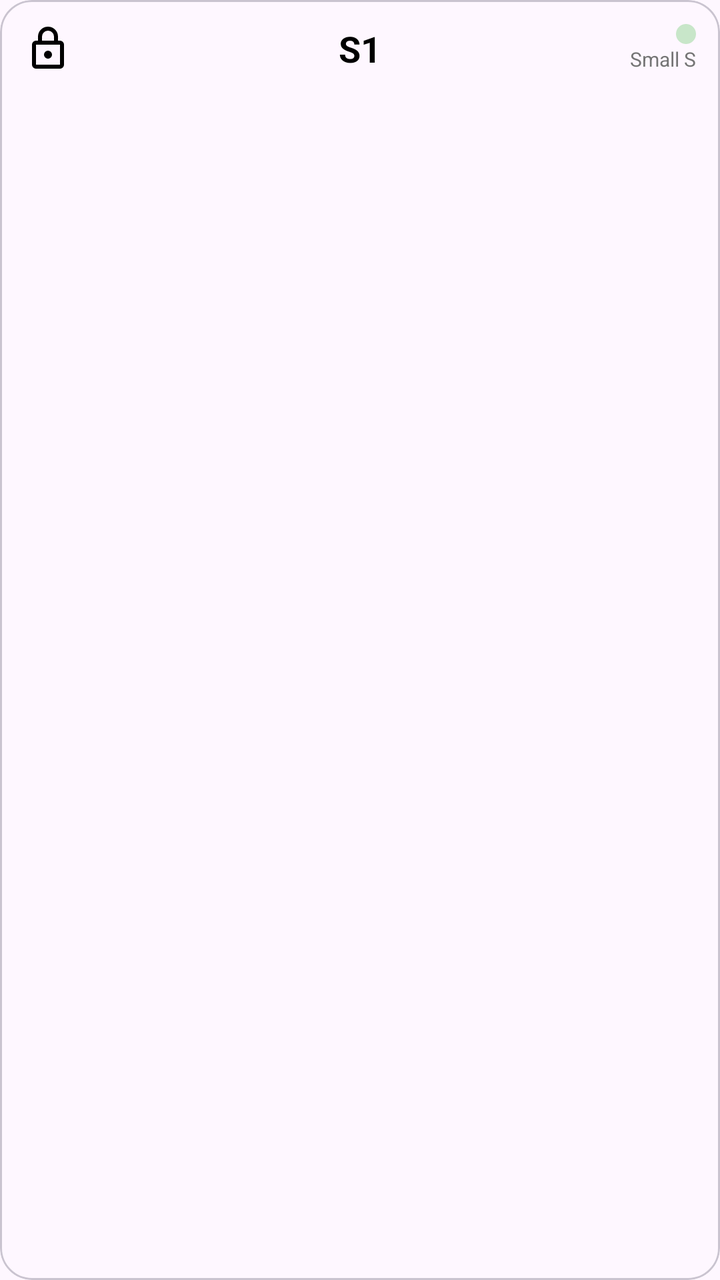
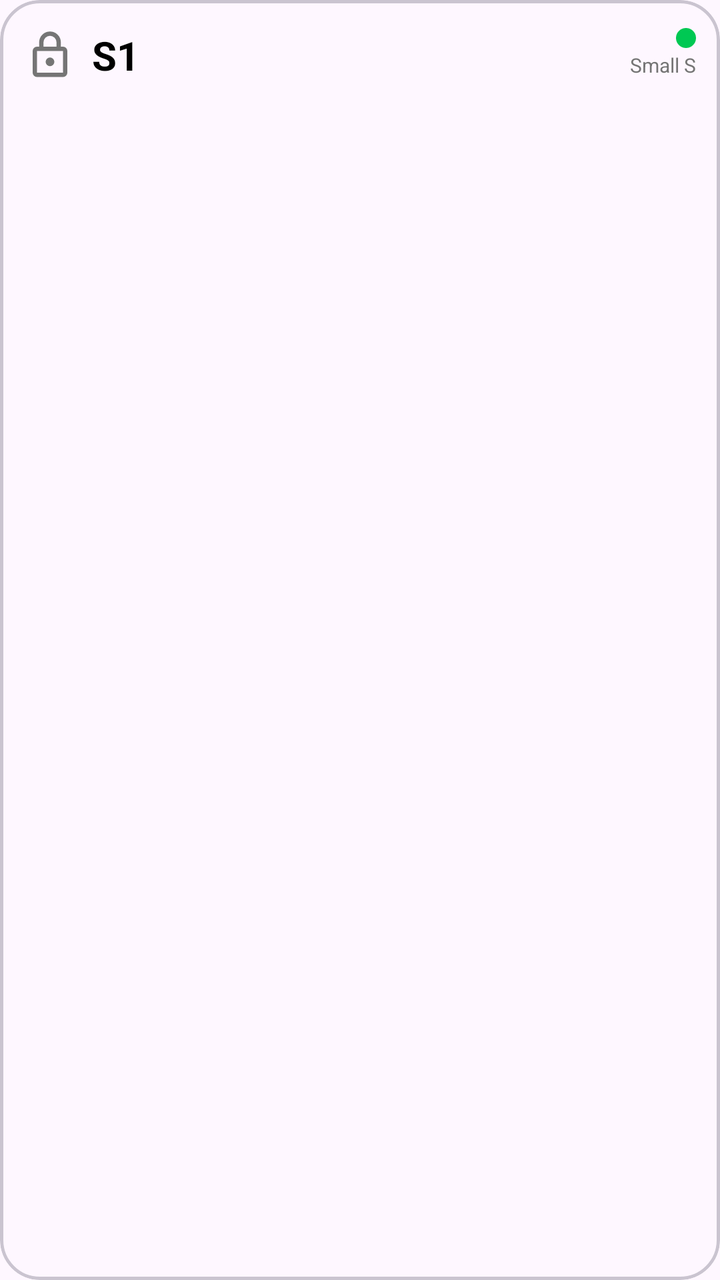

Compare the two renders of this Android layout. The source of the first and the diff that turns it into the second are given below.
<!-- AndroidManifest.xml: application theme Theme.CostumerCoinCubby -->
<!-- res/layout/item_locker.xml -->
<?xml version="1.0" encoding="utf-8"?>
<com.google.android.material.card.MaterialCardView xmlns:android="http://schemas.android.com/apk/res/android"
    xmlns:app="http://schemas.android.com/apk/res-auto"
    android:id="@+id/locker_card"
    android:layout_width="match_parent"
    android:layout_height="wrap_content"
    android:layout_margin="8dp"
    app:cardCornerRadius="16dp"
    app:cardElevation="0dp"
    app:strokeWidth="1dp">

    <androidx.constraintlayout.widget.ConstraintLayout
        android:layout_width="match_parent"
        android:layout_height="wrap_content"
        android:padding="12dp">

        <ImageView
            android:id="@+id/locker_status_dot"
            android:layout_width="10dp"
            android:layout_height="10dp"
            android:background="@drawable/circle_bg"
            app:layout_constraintEnd_toEndOf="parent"
            app:layout_constraintTop_toTopOf="parent" />

        <ImageView
            android:id="@+id/locker_icon"
            android:layout_width="24dp"
            android:layout_height="24dp"
            android:src="@drawable/ic_locker"
            app:layout_constraintBottom_toBottomOf="parent"
            app:layout_constraintStart_toStartOf="parent"
            app:layout_constraintTop_toTopOf="parent" />

        <TextView
            android:id="@+id/locker_id"
            android:layout_width="wrap_content"
            android:layout_height="wrap_content"
            android:text="S1"
            android:textColor="@color/black"
            android:textSize="18sp"
            android:textStyle="bold"
            app:layout_constraintBottom_toBottomOf="parent"
            app:layout_constraintEnd_toEndOf="parent"
            app:layout_constraintStart_toStartOf="parent"
            app:layout_constraintTop_toTopOf="parent" />

        <TextView
            android:id="@+id/locker_size"
            android:layout_width="wrap_content"
            android:layout_height="wrap_content"
            android:layout_marginTop="16dp"
            android:text="Small S"
            android:textColor="@color/gray_text"
            android:textSize="10sp"
            app:layout_constraintBottom_toBottomOf="parent"
            app:layout_constraintEnd_toEndOf="parent" />

    </androidx.constraintlayout.widget.ConstraintLayout>
</com.google.android.material.card.MaterialCardView>
<!-- resources referenced by this layout -->
<resources>
  <color name="black">#FF000000</color>
  <color name="gray_text">#757575</color>
  <!-- drawable circle_bg (drawable) -->
  <?xml version="1.0" encoding="utf-8"?>
  <shape xmlns:android="http://schemas.android.com/apk/res/android"
      android:shape="oval">
      <solid android:color="#C8E6C9" />
  </shape>
  <!-- drawable ic_locker (drawable) -->
  <vector xmlns:android="http://schemas.android.com/apk/res/android"
      android:width="24dp"
      android:height="24dp"
      android:viewportWidth="24"
      android:viewportHeight="24">
      <path
          android:fillColor="#000000"
          android:pathData="M18,8H17V6A5,5 0 0,0 7,6V8H6A2,2 0 0,0 4,10V20A2,2 0 0,0 6,22H18A2,2 0 0,0 20,20V10A2,2 0 0,0 18,8M9,6A3,3 0 0,1 15,6V8H9V6M18,20H6V10H18V20M12,13A2,2 0 0,0 10,15A2,2 0 0,0 12,17A2,2 0 0,0 14,15A2,2 0 0,0 12,13Z" />
  </vector>
  <style name="Theme.CostumerCoinCubby" parent="Base.Theme.CostumerCoinCubby" />
  <style name="Base.Theme.CostumerCoinCubby" parent="Theme.Material3.DayNight.NoActionBar">
          
          <item name="colorPrimary">@color/primary_green</item>
      </style>
  <color name="primary_green">#4CAF50</color>
</resources>

<!-- the commit's change to res/layout/item_locker.xml (unified diff, before → after) -->
@@ -4,56 +4,64 @@
     android:id="@+id/locker_card"
     android:layout_width="match_parent"
     android:layout_height="wrap_content"
-    android:layout_margin="8dp"
-    app:cardCornerRadius="16dp"
+    android:layout_margin="6dp"
+    app:cardCornerRadius="20dp"
     app:cardElevation="0dp"
-    app:strokeWidth="1dp">
+    app:strokeWidth="1.5dp">
 
     <androidx.constraintlayout.widget.ConstraintLayout
         android:layout_width="match_parent"
         android:layout_height="wrap_content"
-        android:padding="12dp">
+        android:paddingStart="12dp"
+        android:paddingEnd="12dp"
+        android:paddingTop="14dp"
+        android:paddingBottom="14dp">
 
+        
         <ImageView
             android:id="@+id/locker_status_dot"
             android:layout_width="10dp"
             android:layout_height="10dp"
-            android:background="@drawable/circle_bg"
+            android:background="@drawable/circle_bg_status"
             app:layout_constraintEnd_toEndOf="parent"
             app:layout_constraintTop_toTopOf="parent" />
 
+        
         <ImageView
             android:id="@+id/locker_icon"
-            android:layout_width="24dp"
-            android:layout_height="24dp"
+            android:layout_width="26dp"
+            android:layout_height="26dp"
             android:src="@drawable/ic_locker"
-            app:layout_constraintBottom_toBottomOf="parent"
+            app:tint="@color/gray_text"
             app:layout_constraintStart_toStartOf="parent"
-            app:layout_constraintTop_toTopOf="parent" />
+            app:layout_constraintTop_toTopOf="parent"
+            app:layout_constraintBottom_toBottomOf="parent" />
 
+        
         <TextView
             android:id="@+id/locker_id"
             android:layout_width="wrap_content"
             android:layout_height="wrap_content"
+            android:layout_marginStart="8dp"
             android:text="S1"
             android:textColor="@color/black"
-            android:textSize="18sp"
+            android:textSize="20sp"
             android:textStyle="bold"
-            app:layout_constraintBottom_toBottomOf="parent"
-            app:layout_constraintEnd_toEndOf="parent"
-            app:layout_constraintStart_toStartOf="parent"
-            app:layout_constraintTop_toTopOf="parent" />
+            app:layout_constraintStart_toEndOf="@id/locker_icon"
+            app:layout_constraintTop_toTopOf="parent"
+            app:layout_constraintBottom_toBottomOf="parent" />
 
+        
         <TextView
             android:id="@+id/locker_size"
             android:layout_width="wrap_content"
             android:layout_height="wrap_content"
-            android:layout_marginTop="16dp"
             android:text="Small S"
             android:textColor="@color/gray_text"
             android:textSize="10sp"
+            app:layout_constraintEnd_toEndOf="parent"
             app:layout_constraintBottom_toBottomOf="parent"
-            app:layout_constraintEnd_toEndOf="parent" />
+            app:layout_constraintTop_toBottomOf="@id/locker_status_dot" />
 
     </androidx.constraintlayout.widget.ConstraintLayout>
 </com.google.android.material.card.MaterialCardView>
<!-- resource entries referenced after the edit -->
@@ -2,11 +2,11 @@
 <resources>
   <color name="black">#FF000000</color>
   <color name="gray_text">#757575</color>
-  <!-- drawable circle_bg (drawable) -->
+  <!-- drawable circle_bg_status (drawable) -->
   <?xml version="1.0" encoding="utf-8"?>
   <shape xmlns:android="http://schemas.android.com/apk/res/android"
       android:shape="oval">
-      <solid android:color="#C8E6C9" />
+      <solid android:color="@color/status_available" />
   </shape>
   <!-- drawable ic_locker (drawable) -->
   <vector xmlns:android="http://schemas.android.com/apk/res/android"
@@ -19,6 +19,7 @@
           android:pathData="M18,8H17V6A5,5 0 0,0 7,6V8H6A2,2 0 0,0 4,10V20A2,2 0 0,0 6,22H18A2,2 0 0,0 20,20V10A2,2 0 0,0 18,8M9,6A3,3 0 0,1 15,6V8H9V6M18,20H6V10H18V20M12,13A2,2 0 0,0 10,15A2,2 0 0,0 12,17A2,2 0 0,0 14,15A2,2 0 0,0 12,13Z" />
   </vector>
   <style name="Theme.CostumerCoinCubby" parent="Base.Theme.CostumerCoinCubby" />
+  <color name="status_available">#00C853</color>
   <style name="Base.Theme.CostumerCoinCubby" parent="Theme.Material3.DayNight.NoActionBar">
           
           <item name="colorPrimary">@color/primary_green</item>
